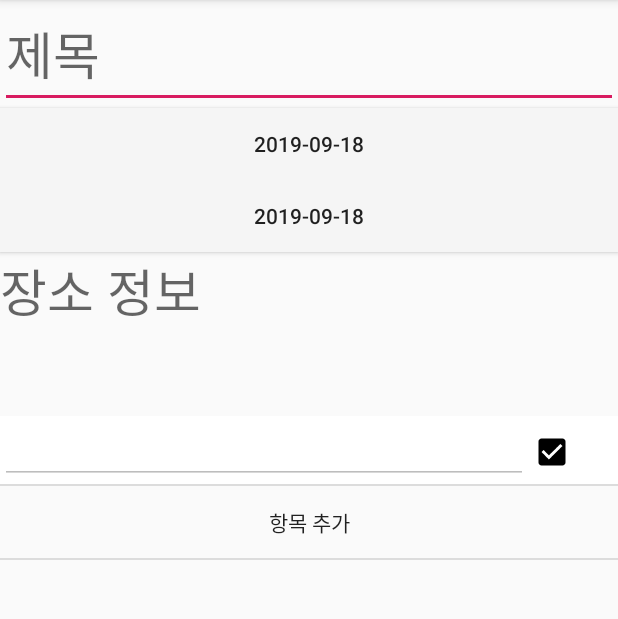
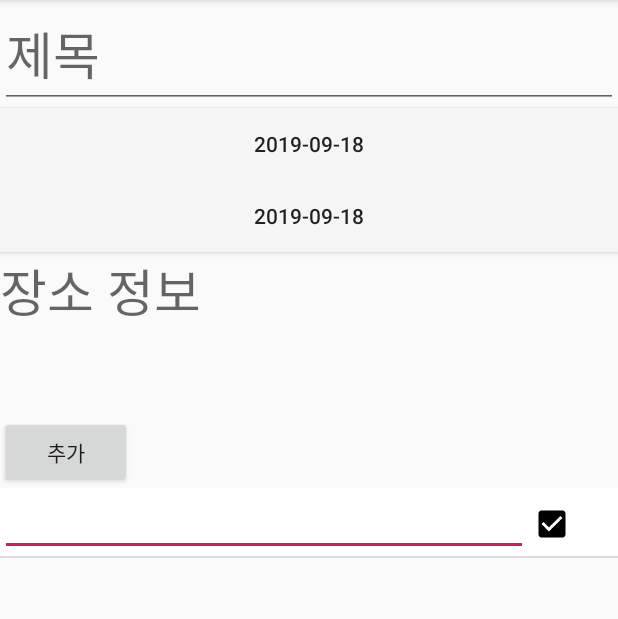
Before and after one commit to JosephNaa/MapmoProject, an Android app: the addMemoActivity screen opened directly, with no data from a screen before it, after a tap on an icon or button, on a phone screen of 412 x 824 dp, the part 84-703 px from its top. Run offline under Robolectric (Android 15) with nearby library versions, the light colour scheme and no system bars; 2 other taps on this screen came first.

Commit message:
체크리스트 수정본

```diff
--- a/Mapmo/app/src/main/java/com/example/mapmo/ListAdapter.java
+++ b/Mapmo/app/src/main/java/com/example/mapmo/ListAdapter.java
@@ -8,18 +8,25 @@ import android.text.TextWatcher;
 import android.view.LayoutInflater;
 import android.view.View;
 import android.view.ViewGroup;
+import android.widget.ArrayAdapter;
 import android.widget.BaseAdapter;
 import android.widget.CheckBox;
 import android.widget.EditText;
 
+import androidx.annotation.NonNull;
+
 import java.util.ArrayList;
 
-public class ListAdapter extends BaseAdapter {
+public class ListAdapter extends ArrayAdapter {
+    private ArrayList<ListItem> filteredItemList = new ArrayList<ListItem>();
+    private Context mContext;
+    private String content;
 
-    public ArrayList<ListItem> listViewItemList = new ArrayList<ListItem>();
-    private ArrayList<ListItem> filteredItemList = listViewItemList;
-
-    public static String name;
+    public ListAdapter(Context context, int resource, ArrayList<ListItem> items) {
+        super(context, resource, items);
+        this.mContext = context;
+        this.filteredItemList = items;
+    }
 
     @Override
     public int getCount() {
@@ -38,15 +45,13 @@ public class ListAdapter extends BaseAdapter {
 
     @Override
     public View getView(final int position, View convertView, ViewGroup parent) {
-        final int pos = filteredItemList.get(position).getNum();
         final Context context = parent.getContext();
         final ViewHolder holder;
 
         // "listview_item" Layout을 inflate하여 convertView 참조 획득.
         if (convertView == null) {
             holder = new ViewHolder();
-            LayoutInflater inflater =
-                    (LayoutInflater) context.getSystemService(Context.LAYOUT_INFLATER_SERVICE);
+            LayoutInflater inflater = (LayoutInflater) context.getSystemService(Context.LAYOUT_INFLATER_SERVICE);
             convertView = inflater.inflate(R.layout.listview_memo, parent, false);
             holder.editText1 = (EditText)convertView.findViewById(R.id.editText1);
             holder.checkBox1 = (CheckBox)convertView.findViewById(R.id.checkBox1);
@@ -55,8 +60,9 @@ public class ListAdapter extends BaseAdapter {
         }else{
             holder = (ViewHolder)convertView.getTag();
         }
+        holder.ref = position;
 
-        holder.ref = position;
+        holder.editText1.requestFocus();
 
         // 화면에 표시될 View(Layout이 inflate된)으로부터 위젯에 대한 참조 획득
         final EditText editText1 = (EditText)convertView.findViewById(R.id.editText1);
@@ -64,62 +70,54 @@ public class ListAdapter extends BaseAdapter {
         // Data Set(filteredItemList)에서 position에 위치한 데이터 참조 획득
         final ListItem listViewItem = filteredItemList.get(position);
 
-        holder.editText1.setText(listViewItem.getName());
+        holder.editText1.setText(listViewItem.getContent());
         holder.checkBox1.setChecked(listViewItem.isCheck());
 
-        name+=holder.editText1.getText()+"#";
+        content+=holder.editText1.getText()+"#";
+
+        //상태 업데이트
+        if(holder.checkBox1.isChecked()){
+            filteredItemList.get(position).setCheck(true);
+            holder.editText1.setTextColor(Color.parseColor("#808080"));
+            holder.editText1.setPaintFlags(editText1.getPaintFlags()| Paint.STRIKE_THRU_TEXT_FLAG);
+            //holder.editText1.setEnabled(false);
+        }else{
+            filteredItemList.get(position).setCheck(false);
+            holder.editText1.setTextColor(Color.parseColor("#000000"));
+            holder.editText1.setPaintFlags(editText1.getPaintFlags()& ~Paint.STRIKE_THRU_TEXT_FLAG);
+            //holder.editText1.setEnabled(true);
+        }
 
         holder.editText1.addTextChangedListener(new TextWatcher() {
             @Override
-            public void beforeTextChanged(CharSequence s, int start, int count, int after) {
-
-            }
+            public void beforeTextChanged(CharSequence s, int start, int count, int after) { }
 
             @Override
-            public void onTextChanged(CharSequence s, int start, int before, int count) {
-
-            }
+            public void onTextChanged(CharSequence s, int start, int before, int count) { }
 
             @Override
-            public void afterTextChanged(Editable s) {
-                filteredItemList.get(holder.ref).setName(s.toString());
-            }
+            public void afterTextChanged(Editable s) { filteredItemList.get(holder.ref).setContent(s.toString()); }
         });
 
+        //체크박스 눌렀을 시
         holder.checkBox1.setOnClickListener(new View.OnClickListener(){
-
             @Override
             public void onClick(View v) {
                 if(holder.checkBox1.isChecked()){
-                    listViewItemList.get(position).setCheck(true);
+                    filteredItemList.get(position).setCheck(true);
                     holder.editText1.setTextColor(Color.parseColor("#808080"));
                     holder.editText1.setPaintFlags(editText1.getPaintFlags()| Paint.STRIKE_THRU_TEXT_FLAG);
-                    holder.editText1.setEnabled(false);
+                    //holder.editText1.setEnabled(false);
                 }else{
-                    listViewItemList.get(position).setCheck(false);
+                    filteredItemList.get(position).setCheck(false);
                     holder.editText1.setTextColor(Color.parseColor("#000000"));
                     holder.editText1.setPaintFlags(editText1.getPaintFlags()& ~Paint.STRIKE_THRU_TEXT_FLAG);
-                    holder.editText1.setEnabled(true);
+                    //holder.editText1.setEnabled(true);
                 }
             }
         });
 
         return convertView;
-    }
-
-    public void addItem(String name, int num) {
-        ListItem item = new ListItem();
-        item.setName(name);
-        item.setNum(num);
-
-        listViewItemList.add(item);
-    }
-
-    public void delItem() {
-        if (listViewItemList.size() < 1) {
-        } else {
-            listViewItemList.remove(listViewItemList.size() - 1);
-        }
     }
 
     public class ViewHolder {
--- a/Mapmo/app/src/main/java/com/example/mapmo/ListItem.java
+++ b/Mapmo/app/src/main/java/com/example/mapmo/ListItem.java
@@ -1,17 +1,12 @@
 package com.example.mapmo;
 
 public class ListItem {
-    private String name;
-    private int num;
+    private String content;
     boolean check;
 
-    public int getNum() { return num; }
+    public String getContent() { return content; }
 
-    public void setNum(int num) { this.num = num; }
-
-    public String getName() { return name; }
-
-    public void setName(String name) { this.name = name; }
+    public void setContent(String content) { this.content = content; }
 
     public boolean isCheck() { return check;}
 
--- a/Mapmo/app/src/main/java/com/example/mapmo/addMemoActivity.java
+++ b/Mapmo/app/src/main/java/com/example/mapmo/addMemoActivity.java
@@ -5,6 +5,8 @@ import android.app.Dialog;
 import android.content.DialogInterface;
 import android.content.Intent;
 import android.database.Cursor;
+import android.graphics.Color;
+import android.graphics.drawable.ColorDrawable;
 import android.os.Bundle;
 import android.text.TextUtils;
 import android.util.Log;
@@ -13,6 +15,7 @@ import android.view.MenuItem;
 import android.view.View;
 import android.view.Window;
 import android.widget.AdapterView;
+import android.widget.ArrayAdapter;
 import android.widget.Button;
 import android.widget.CalendarView;
 import android.widget.EditText;
@@ -25,6 +28,7 @@ import androidx.annotation.NonNull;
 import androidx.appcompat.app.AppCompatActivity;
 import androidx.core.content.ContextCompat;
 
+import com.google.android.material.behavior.SwipeDismissBehavior;
 import com.google.android.material.floatingactionbutton.FloatingActionButton;
 
 import java.text.ParseException;
@@ -58,64 +62,35 @@ public class addMemoActivity extends AppCompatActivity implements View.OnClickLi
     private String memo_finish;
 
     private ListAdapter adapter;
-    //private Button add;
-    //private Button remove;
     private ListView listView;
-    private int num;
-    private int selectedPos = -1;
-
-    //public void addFooterView(View v){}
+    private ArrayList<ListItem> items;
 
     @Override
     protected void onCreate(Bundle savedInstanceState) {
         super.onCreate(savedInstanceState);
         setContentView(R.layout.activity_add_memo);
 
-        //리스트뷰
-        num = 0;
-        //add =(Button)findViewById(R.id.add);
-        //remove=(Button)findViewById(R.id.remove);
+        //리스트뷰 연결
+        items = new ArrayList<ListItem>();
+        adapter = new ListAdapter(this, android.R.layout.simple_list_item_multiple_choice, items);
         listView=(ListView)findViewById(R.id.listview);
-        View footer = getLayoutInflater().inflate(R.layout.listview_footer, null, false);
+        listView.setAdapter(adapter);
+        listView.setOnItemLongClickListener( new ListViewItemLongClickListener() );
 
-        listView.addFooterView(footer);
-
-        adapter = new ListAdapter();
-        listView.setAdapter(adapter);
-
-
-        Button addButton = (Button) footer.findViewById(R.id.addMemo);
-        addButton.setOnClickListener(new Button.OnClickListener() {
+        //추가하기 버튼
+        Button addButton = (Button)findViewById(R.id.add) ;
+        addButton.setOnClickListener(new View.OnClickListener() {
+            @Override
             public void onClick(View v) {
-                adapter.addItem("",num);
+                String content = "";
+                ListItem item = new ListItem();
+                item.setContent(content);
+                //Log.d("item1", String.valueOf(items.size()));
+                items.add(item);
+                //Log.d("item", String.valueOf(items.size()));
                 adapter.notifyDataSetChanged();
             }
-        });
-
-        listView.setOnItemLongClickListener(new ListViewItemLongClickListener());
-
-/*
-        add.setOnClickListener(new View.OnClickListener() {
-            @Override
-            public void onClick(View v) {
-                //Toast.makeText(addMemoActivity.this, "추가되었습니다.", Toast.LENGTH_SHORT).show();
-                adapter.addItem("",num);
-                adapter.notifyDataSetChanged();
-                num ++;
-            }
-        });
-
-        remove.setOnClickListener(new View.OnClickListener() {
-            @Override
-            public void onClick(View v) {
-                Toast.makeText(addMemoActivity.this, "삭제되었습니다.", Toast.LENGTH_SHORT).show();
-                adapter.delItem();
-                adapter.notifyDataSetChanged();
-                num --;
-            }
-        });
-
-*/
+        }) ;
 
 
         startDayBt = (Button) findViewById(R.id.startDayBt);
@@ -273,20 +248,40 @@ public class addMemoActivity extends AppCompatActivity implements View.OnClickLi
         }
     }
 
+    //꾹눌러서 삭제
     class ListViewItemLongClickListener implements AdapterView.OnItemLongClickListener{
+        @Override
+        public boolean onItemLongClick(AdapterView<?> parent, View view, final int position, long id) {
+            AlertDialog.Builder alertDlg = new AlertDialog.Builder(view.getContext());
 
-        @Override
-        public boolean onItemLongClick(AdapterView<?> parent, View view, int position, long id) {
-            selectedPos = position;
-            AlertDialog.Builder alert = new AlertDialog.Builder(view.getContext());
-            alert.setTitle("삭제?");
-            alert.setPositiveButton("OK", new DialogInterface.OnClickListener() {
+            //OK버튼
+            alertDlg.setPositiveButton( "OK", new DialogInterface.OnClickListener() {
                 @Override
-                public void onClick(DialogInterface dialog, int which) {
+                public void onClick( DialogInterface dialog, int which ) {
+                    int count;
+                    count = adapter.getCount();
+                    if(count > 0){
+                        Log.d("position_check", String.valueOf(position));
+                        if(position > -1 && position < count){
+                            //Log.d("check", String.valueOf(position));
+                            Toast.makeText(addMemoActivity.this, "삭제..", Toast.LENGTH_SHORT).show();
+                            items.remove(position);
+                            //Log.d("item", String.valueOf(items.size()));
+                            listView.clearChoices();
+                            adapter.notifyDataSetChanged();
+                        }
+                    }
                     dialog.dismiss();
                 }
             });
-            alert.show();
+
+            //NO버튼
+            alertDlg.setNegativeButton( "NO", new DialogInterface.OnClickListener() {
+                @Override
+                public void onClick( DialogInterface dialog, int which ) { dialog.dismiss(); }
+            });
+            alertDlg.setMessage( "삭제?" );
+            alertDlg.show();
             return false;
         }
     }
--- a/Mapmo/app/src/main/res/layout/activity_add_memo.xml
+++ b/Mapmo/app/src/main/res/layout/activity_add_memo.xml
@@ -1,18 +1,11 @@
 <?xml version="1.0" encoding="utf-8"?>
-<ScrollView xmlns:android="http://schemas.android.com/apk/res/android"
+<LinearLayout xmlns:android="http://schemas.android.com/apk/res/android"
     xmlns:app="http://schemas.android.com/apk/res-auto"
     xmlns:tools="http://schemas.android.com/tools"
     android:layout_width="match_parent"
     android:layout_height="match_parent"
     android:orientation="vertical"
     tools:context=".addMemoActivity">
-
-    <LinearLayout
-        android:layout_width="match_parent"
-        android:layout_height="wrap_content"
-        android:gravity="center_horizontal"
-        android:orientation="vertical"
-        android:paddingBottom="20dp">
 
         <EditText
             android:id="@+id/titlePt"
@@ -62,140 +55,20 @@
             android:layout_height="wrap_content"
             android:text="TextView" />
 
+        <Button
+            android:id="@+id/add"
+            android:layout_width="wrap_content"
+            android:layout_height="wrap_content"
+            android:text="추가"
+            tools:layout_editor_absoluteX="0dp"
+            tools:layout_editor_absoluteY="0dp" />
+
         <ListView
             android:id="@+id/listview"
             android:layout_width="match_parent"
-            android:layout_height="346dp"
+            android:layout_height="386dp"
             android:background="@null"
             android:scrollbars="none">
-
         </ListView>
-        <!--
-            <LinearLayout
-                android:layout_gravity="center"
-                android:layout_width="wrap_content"
-                android:layout_height="wrap_content"
-                android:orientation="horizontal">
-
-                <Button
-                    android:id="@+id/add"
-                    android:layout_width="wrap_content"
-                    android:layout_height="wrap_content"
-                    android:text="추가"
-                    tools:layout_editor_absoluteX="0dp"
-                    tools:layout_editor_absoluteY="0dp" />
-                <Button
-                    android:layout_width="wrap_content"
-                    android:layout_height="wrap_content"
-                    android:id="@+id/remove"
-                    android:text="삭제"
-                    tools:layout_editor_absoluteY="0dp"
-                    tools:layout_editor_absoluteX="0dp" />
-
-            </LinearLayout>
--->
-
-    </LinearLayout>
-
-
-
-
-
-</ScrollView>
-<!--
-<LinearLayout xmlns:android="http://schemas.android.com/apk/res/android"
-xmlns:app="http://schemas.android.com/apk/res-auto"
-xmlns:tools="http://schemas.android.com/tools"
-android:layout_width="match_parent"
-android:layout_height="match_parent"
-android:orientation="vertical"
-tools:context=".addMemoActivity">
-
-<EditText
-    android:id="@+id/titlePt"
-    android:layout_width="match_parent"
-    android:layout_height="wrap_content"
-    android:ems="10"
-    android:hint="제목"
-    android:inputType="textPersonName"
-    android:textAppearance="@style/TextAppearance.AppCompat.Display1" />
-
-<Button
-    android:id="@+id/startDayBt"
-    android:layout_width="match_parent"
-    android:layout_height="wrap_content"
-    android:background="#fff5f5f5"
-    android:text="Button" />
-
-<Button
-    android:id="@+id/finishDayBt"
-    android:layout_width="match_parent"
-    android:layout_height="wrap_content"
-    android:background="#fff5f5f5"
-    android:text="Button" />
-
-<TextView
-    android:id="@+id/textView2"
-    android:layout_width="match_parent"
-    android:layout_height="wrap_content"
-    android:text="장소 정보"
-    android:textAppearance="@style/TextAppearance.AppCompat.Display1" />
-
-<TextView
-    android:id="@+id/addressTv"
-    android:layout_width="match_parent"
-    android:layout_height="wrap_content"
-    android:text="TextView" />
-
-<TextView
-    android:id="@+id/latitudeTv"
-    android:layout_width="match_parent"
-    android:layout_height="wrap_content"
-    android:text="TextView" />
-
-<TextView
-    android:id="@+id/longitudeTv"
-    android:layout_width="match_parent"
-    android:layout_height="wrap_content"
-    android:text="TextView" />
-
-<ListView
-    android:id="@+id/listview"
-    android:layout_width="match_parent"
-    android:layout_height="408dp"
-    android:background="@null"
-    android:scrollbars="none"
-    android:visibility="visible">
-
-</ListView>
-
-
-    <LinearLayout
-        android:layout_gravity="center"
-        android:layout_width="wrap_content"
-        android:layout_height="wrap_content"
-        android:orientation="horizontal">
-
-        <Button
-            android:id="@+id/add"
-            android:layout_width="wrap_content"
-            android:layout_height="88dp"
-            android:text="추가"
-            tools:layout_editor_absoluteX="0dp"
-            tools:layout_editor_absoluteY="0dp" />
-        <Button
-            android:layout_width="wrap_content"
-            android:layout_height="wrap_content"
-            android:id="@+id/remove"
-            android:text="삭제"
-            tools:layout_editor_absoluteY="0dp"
-            tools:layout_editor_absoluteX="0dp" />
-
-    </LinearLayout>
-
-
-
-
 
 </LinearLayout>
--->
--- a/Mapmo/app/src/main/res/layout/listview_footer.xml
+++ /dev/null
@@ -1,14 +0,0 @@
-<?xml version="1.0" encoding="utf-8"?>
-<LinearLayout xmlns:android="http://schemas.android.com/apk/res/android"
-    android:orientation="vertical" android:layout_width="match_parent"
-    android:layout_height="match_parent">
-
-    <Button
-        android:id="@+id/addMemo"
-        android:layout_width="match_parent"
-        android:layout_height="match_parent"
-        android:text="항목 추가"
-        android:background="@null"
-        />
-
-</LinearLayout>
```
